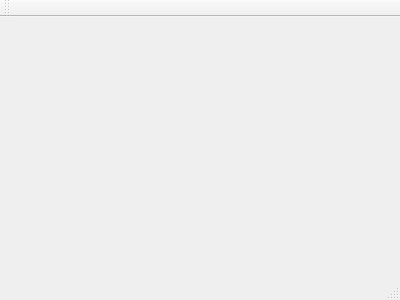
This is Desktop_app/mainwindow.ui in apdofficial/pint_2018_desktop_app as Qt 5 draws it before an edit. The edited form follows.
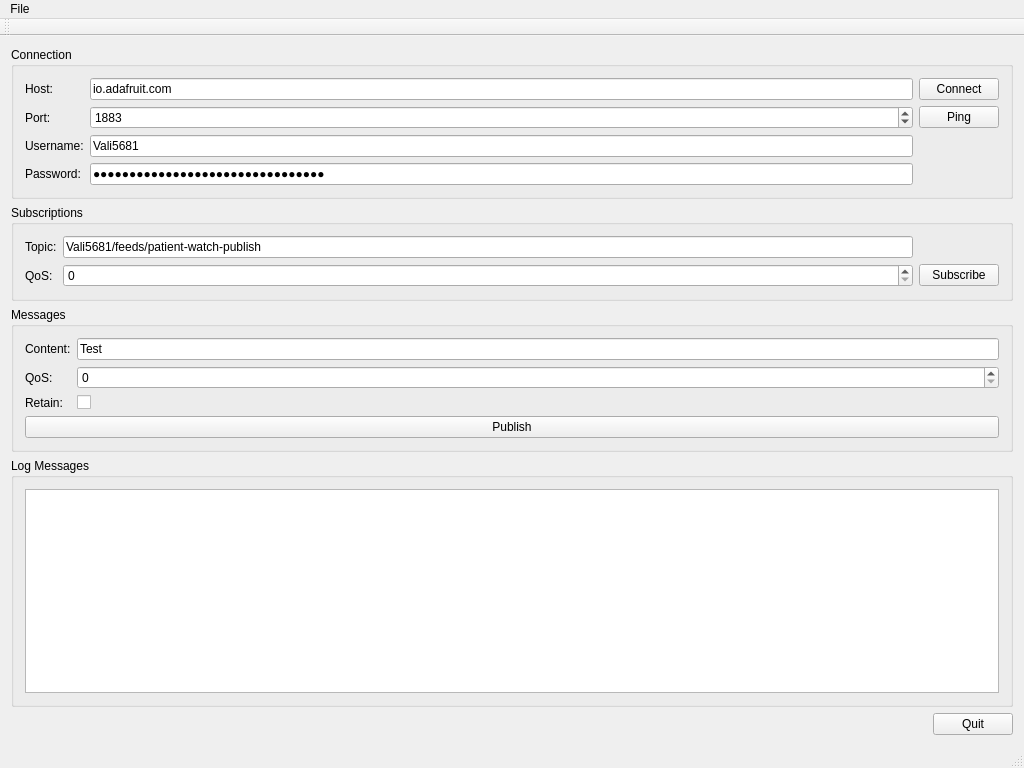
This is the edited form.

```diff
--- a/Desktop_app/mainwindow.ui
+++ b/Desktop_app/mainwindow.ui
@@ -1,24 +1,289 @@
 <ui version="4.0">
  <class>MainWindow</class>
- <widget class="QMainWindow" name="MainWindow" >
-  <property name="geometry" >
+ <widget class="QMainWindow" name="MainWindow">
+  <property name="geometry">
    <rect>
     <x>0</x>
     <y>0</y>
-    <width>400</width>
-    <height>300</height>
+    <width>1024</width>
+    <height>768</height>
    </rect>
   </property>
   <property name="windowTitle" >
    <string>MainWindow</string>
   </property>
-  <widget class="QMenuBar" name="menuBar" />
-  <widget class="QToolBar" name="mainToolBar" />
-  <widget class="QWidget" name="centralWidget" />
-  <widget class="QStatusBar" name="statusBar" />
+  <widget class="QWidget" name="centralWidget">
+   <layout class="QVBoxLayout" name="verticalLayout_4">
+    <item>
+     <widget class="QGroupBox" name="groupBox_3">
+      <property name="title">
+       <string>Connection</string>
+      </property>
+      <layout class="QVBoxLayout" name="verticalLayout_2">
+       <item>
+        <layout class="QGridLayout" name="gridLayout_2">
+         <item row="0" column="1">
+          <widget class="QLineEdit" name="lineEditHost">
+           <property name="text">
+            <string>io.adafruit.com</string>
+           </property>
+          </widget>
+         </item>
+         <item row="2" column="0">
+          <widget class="QLabel" name="label_8">
+           <property name="text">
+            <string>Username:</string>
+           </property>
+          </widget>
+         </item>
+         <item row="1" column="2">
+          <widget class="QPushButton" name="buttonPing">
+           <property name="text">
+            <string>Ping</string>
+           </property>
+          </widget>
+         </item>
+         <item row="0" column="0">
+          <widget class="QLabel" name="label">
+           <property name="text">
+            <string>Host:</string>
+           </property>
+          </widget>
+         </item>
+         <item row="1" column="0">
+          <widget class="QLabel" name="label_2">
+           <property name="text">
+            <string>Port:</string>
+           </property>
+          </widget>
+         </item>
+         <item row="1" column="1">
+          <widget class="QSpinBox" name="spinBoxPort">
+           <property name="maximum">
+            <number>99999</number>
+           </property>
+           <property name="value">
+            <number>1883</number>
+           </property>
+          </widget>
+         </item>
+         <item row="0" column="2">
+          <widget class="QPushButton" name="buttonConnect">
+           <property name="text">
+            <string>Connect</string>
+           </property>
+          </widget>
+         </item>
+         <item row="3" column="0">
+          <widget class="QLabel" name="label_9">
+           <property name="text">
+            <string>Password:</string>
+           </property>
+          </widget>
+         </item>
+         <item row="2" column="1">
+          <widget class="QLineEdit" name="lineEditUser">
+           <property name="text">
+            <string>Vali5681</string>
+           </property>
+          </widget>
+         </item>
+         <item row="3" column="1">
+          <widget class="QLineEdit" name="lineEditPassword">
+           <property name="text">
+            <string>22764f028972403784a1b7daaa2c5527</string>
+           </property>
+           <property name="echoMode">
+            <enum>QLineEdit::Password</enum>
+           </property>
+          </widget>
+         </item>
+        </layout>
+       </item>
+      </layout>
+     </widget>
+    </item>
+    <item>
+     <widget class="QGroupBox" name="groupBox_2">
+      <property name="title">
+       <string>Subscriptions</string>
+      </property>
+      <layout class="QVBoxLayout" name="verticalLayout">
+       <item>
+        <layout class="QGridLayout" name="gridLayout">
+         <item row="0" column="0">
+          <widget class="QLabel" name="label_3">
+           <property name="text">
+            <string>Topic:</string>
+           </property>
+          </widget>
+         </item>
+         <item row="0" column="1">
+          <widget class="QLineEdit" name="lineEditTopic">
+           <property name="text">
+            <string>Vali5681/feeds/patient-watch-publish</string>
+           </property>
+          </widget>
+         </item>
+         <item row="1" column="0">
+          <widget class="QLabel" name="label_5">
+           <property name="text">
+            <string>QoS:</string>
+           </property>
+          </widget>
+         </item>
+         <item row="1" column="1">
+          <widget class="QSpinBox" name="spinQoS">
+           <property name="maximum">
+            <number>2</number>
+           </property>
+          </widget>
+         </item>
+         <item row="1" column="2">
+          <widget class="QPushButton" name="buttonSubscribe">
+           <property name="text">
+            <string>Subscribe</string>
+           </property>
+          </widget>
+         </item>
+        </layout>
+       </item>
+      </layout>
+     </widget>
+    </item>
+    <item>
+     <widget class="QGroupBox" name="groupBox_4">
+      <property name="title">
+       <string>Messages</string>
+      </property>
+      <layout class="QVBoxLayout" name="verticalLayout_3">
+       <item>
+        <layout class="QFormLayout" name="formLayout">
+         <item row="0" column="0">
+          <widget class="QLabel" name="label_4">
+           <property name="text">
+            <string>Content:</string>
+           </property>
+          </widget>
+         </item>
+         <item row="0" column="1">
+          <widget class="QLineEdit" name="lineEditMessage">
+           <property name="text">
+            <string>Test</string>
+           </property>
+          </widget>
+         </item>
+         <item row="1" column="0">
+          <widget class="QLabel" name="label_6">
+           <property name="text">
+            <string>QoS:</string>
+           </property>
+          </widget>
+         </item>
+         <item row="1" column="1">
+          <widget class="QSpinBox" name="spinQoS_2">
+           <property name="maximum">
+            <number>2</number>
+           </property>
+          </widget>
+         </item>
+         <item row="2" column="0">
+          <widget class="QLabel" name="label_7">
+           <property name="text">
+            <string>Retain:</string>
+           </property>
+          </widget>
+         </item>
+         <item row="2" column="1">
+          <widget class="QCheckBox" name="checkBoxRetain">
+           <property name="text">
+            <string/>
+           </property>
+          </widget>
+         </item>
+        </layout>
+       </item>
+       <item>
+        <widget class="QPushButton" name="buttonPublish">
+         <property name="text">
+          <string>Publish</string>
+         </property>
+        </widget>
+       </item>
+      </layout>
+     </widget>
+    </item>
+    <item>
+     <widget class="QGroupBox" name="groupBox">
+      <property name="title">
+       <string>Log Messages</string>
+      </property>
+      <layout class="QHBoxLayout" name="horizontalLayout_2">
+       <item>
+        <widget class="QPlainTextEdit" name="editLog"/>
+       </item>
+      </layout>
+     </widget>
+    </item>
+    <item>
+     <layout class="QHBoxLayout" name="horizontalLayout_3">
+      <item>
+       <spacer name="horizontalSpacer">
+        <property name="orientation">
+         <enum>Qt::Horizontal</enum>
+        </property>
+        <property name="sizeHint" stdset="0">
+         <size>
+          <width>40</width>
+          <height>20</height>
+         </size>
+        </property>
+       </spacer>
+      </item>
+      <item>
+       <widget class="QPushButton" name="buttonQuit">
+        <property name="text">
+         <string>Quit</string>
+        </property>
+       </widget>
+      </item>
+     </layout>
+    </item>
+   </layout>
+  </widget>
+  <widget class="QMenuBar" name="menuBar">
+   <property name="geometry">
+    <rect>
+     <x>0</x>
+     <y>0</y>
+     <width>1024</width>
+     <height>22</height>
+    </rect>
+   </property>
+   <widget class="QMenu" name="menuFile">
+    <property name="title">
+     <string>File</string>
+    </property>
+    <addaction name="actionQuit"/>
+   </widget>
+   <addaction name="menuFile"/>
+  </widget>
+  <widget class="QToolBar" name="mainToolBar">
+   <attribute name="toolBarArea">
+    <enum>TopToolBarArea</enum>
+   </attribute>
+   <attribute name="toolBarBreak">
+    <bool>false</bool>
+   </attribute>
+  </widget>
+  <widget class="QStatusBar" name="statusBar"/>
+  <action name="actionQuit">
+   <property name="text">
+    <string>Quit</string>
+   </property>
+  </action>
  </widget>
- <layoutDefault spacing="6" margin="11" />
- <pixmapfunction></pixmapfunction>
+ <layoutdefault spacing="6" margin="11"/>
  <resources/>
  <connections/>
 </ui>
```
Left out of the diff: 3 changed lines with no effect on the pictures.
